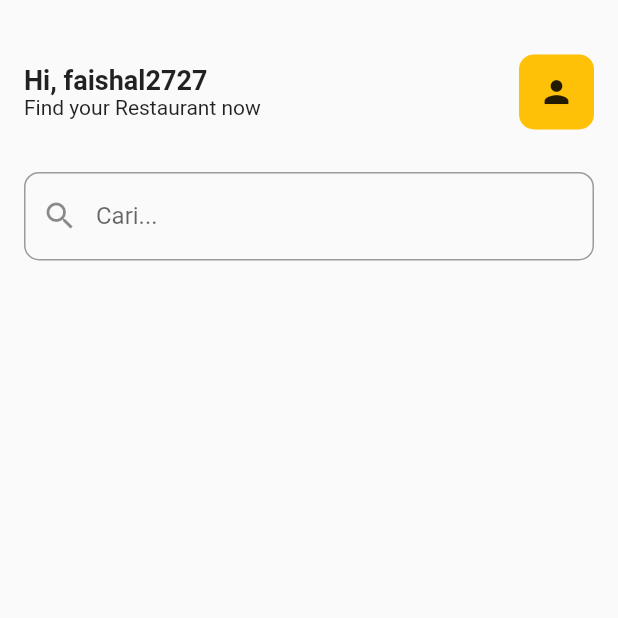
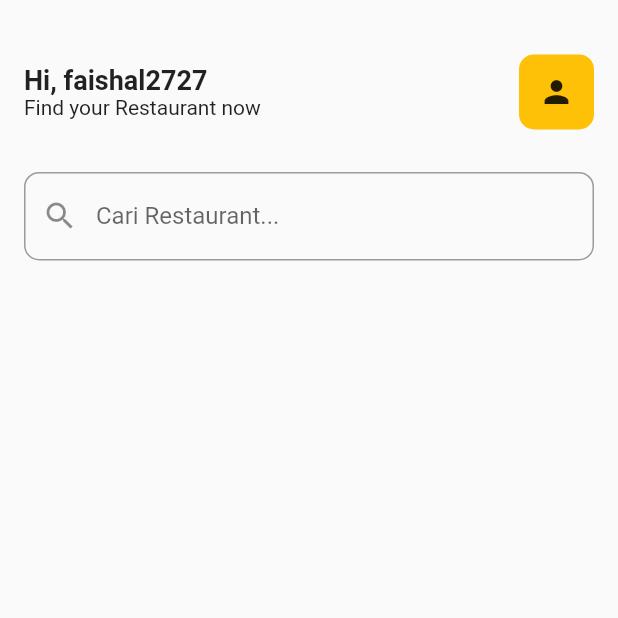
Before and after one commit to faishal2727/Restaurant-App, a Flutter app: the screen it shows after launch, on a phone screen of 412 x 824 dp, the top half of it. Run offline on Flutter 3.47's test engine with Material 2 defaults, Android fonts, the phone set to English and light mode, and no system bars; our stand-ins replace get, lottie; network calls fail.

Commit message:
litle update

```diff
--- a/lib/app/modules/home/views/home_view.dart
+++ b/lib/app/modules/home/views/home_view.dart
@@ -59,7 +59,7 @@ class HomeView extends StatelessWidget {
             SizedBox(height: 8),
             TextField(
               decoration: InputDecoration(
-                hintText: 'Cari...',
+                hintText: 'Cari Restaurant...',
                 prefixIcon: Icon(Icons.search),
                 border: OutlineInputBorder(
                   borderRadius: BorderRadius.circular(10),
```
